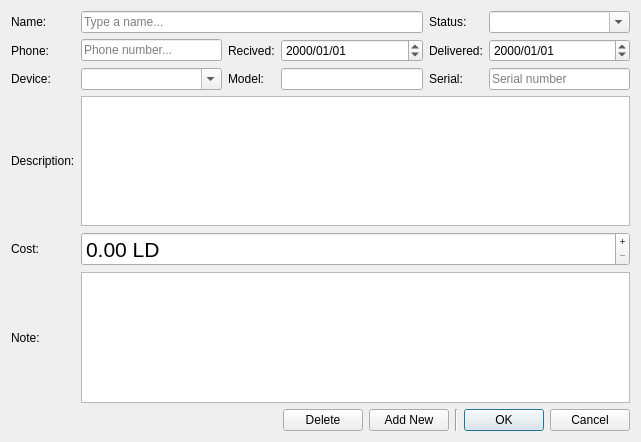
This is src/dialognew.ui in mbnoimi/SimpleInvoice as Qt 5 draws it before an edit. The edited form follows.
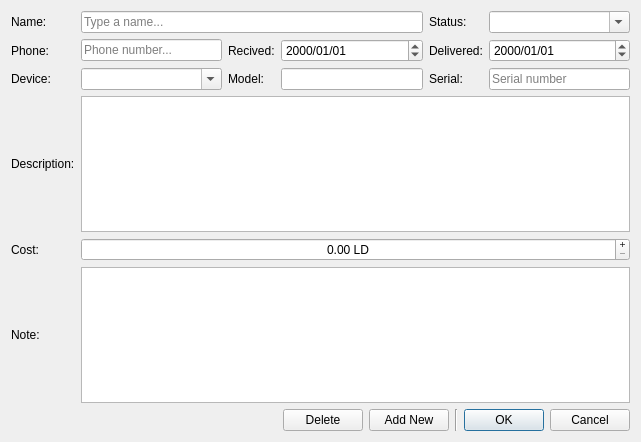
This is the edited form. Icons and pictures are not drawn.

Patch:
```diff
--- a/src/dialognew.ui
+++ b/src/dialognew.ui
@@ -100,13 +100,11 @@
      </item>
      <item row="4" column="1" colspan="5">
       <widget class="QDoubleSpinBox" name="doubleSpinBox_cost">
-       <property name="font">
-        <font>
-         <pointsize>16</pointsize>
-         <weight>50</weight>
-         <italic>false</italic>
-         <bold>false</bold>
-        </font>
+       <property name="styleSheet">
+        <string notr="true">font: 75 12pt &quot;Tahoma&quot;;</string>
+       </property>
+       <property name="alignment">
+        <set>Qt::AlignCenter</set>
        </property>
        <property name="buttonSymbols">
         <enum>QAbstractSpinBox::PlusMinus</enum>
```
